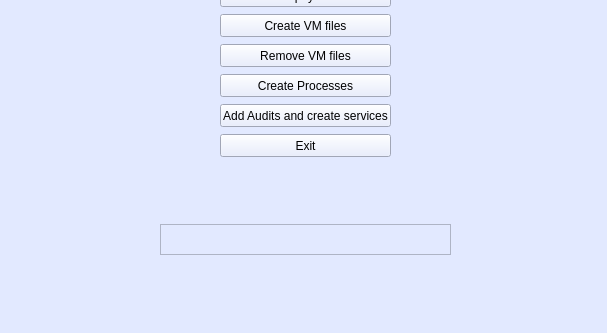
GrampusDev/iAmVM, file iAmVM_GUI.ui: the form before one commit; both pictures show x 0 to 607 and y 206 to 539 of the 607 by 539 pixel window.
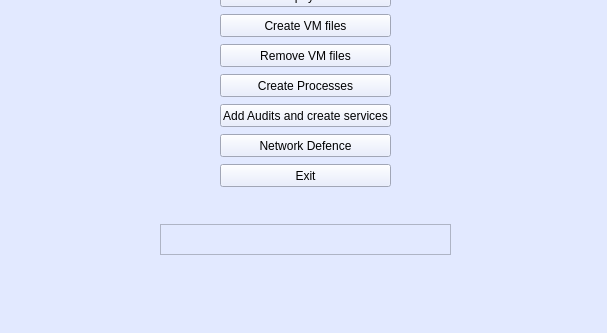
The form after the commit. Icons and pictures are not drawn.

Patch:
```diff
--- a/iAmVM_GUI.ui
+++ b/iAmVM_GUI.ui
@@ -208,7 +208,7 @@
    <property name="geometry">
     <rect>
      <x>220</x>
-     <y>340</y>
+     <y>370</y>
      <width>171</width>
      <height>23</height>
     </rect>
@@ -231,6 +231,23 @@
     </rect>
    </property>
   </widget>
+  <widget class="QPushButton" name="pushButton_11">
+   <property name="geometry">
+    <rect>
+     <x>220</x>
+     <y>340</y>
+     <width>171</width>
+     <height>23</height>
+    </rect>
+   </property>
+   <property name="text">
+    <string>Network Defence</string>
+   </property>
+   <property name="icon">
+    <iconset>
+     <normaloff>icons/Network.ico</normaloff>icons/Network.ico</iconset>
+   </property>
+  </widget>
  </widget>
  <resources/>
  <connections/>
```
